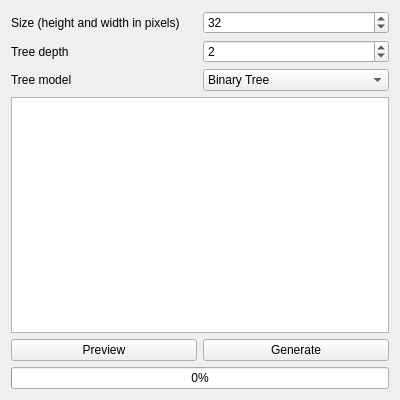
The window that mainwindow.ui (Yt-trium/Chainsaw) describes before a commit, drawn with Qt 5.
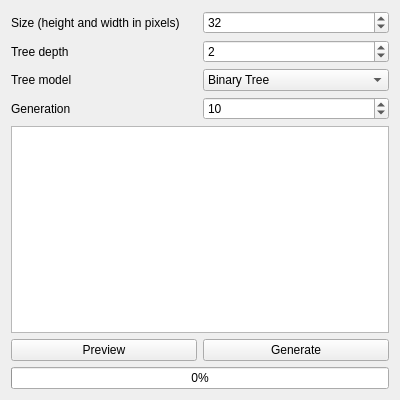
The same window after the commit.

Commit message: add generation spinbox field

Diff of the .ui file:
```diff
--- a/mainwindow.ui
+++ b/mainwindow.ui
@@ -15,17 +15,17 @@
   </property>
   <widget class="QWidget" name="centralWidget">
    <layout class="QGridLayout" name="gridLayout">
-    <item row="3" column="0" colspan="2">
+    <item row="4" column="0" colspan="2">
      <widget class="QGraphicsView" name="graphicsView"/>
     </item>
-    <item row="4" column="0">
+    <item row="5" column="0">
      <widget class="QPushButton" name="pushButton_preview">
       <property name="text">
        <string>Preview</string>
       </property>
      </widget>
     </item>
-    <item row="4" column="1">
+    <item row="5" column="1">
      <widget class="QPushButton" name="pushButton_generate">
       <property name="text">
        <string>Generate</string>
@@ -88,13 +88,33 @@
       </item>
      </widget>
     </item>
-    <item row="5" column="0" colspan="2">
+    <item row="6" column="0" colspan="2">
      <widget class="QProgressBar" name="progressBar">
       <property name="value">
        <number>0</number>
       </property>
      </widget>
     </item>
+    <item row="3" column="0">
+     <widget class="QLabel" name="label_gen">
+      <property name="text">
+       <string>Generation</string>
+      </property>
+     </widget>
+    </item>
+    <item row="3" column="1">
+     <widget class="QSpinBox" name="spinBox_gen">
+      <property name="minimum">
+       <number>1</number>
+      </property>
+      <property name="maximum">
+       <number>1000000000</number>
+      </property>
+      <property name="value">
+       <number>10</number>
+      </property>
+     </widget>
+    </item>
    </layout>
   </widget>
  </widget>
```
